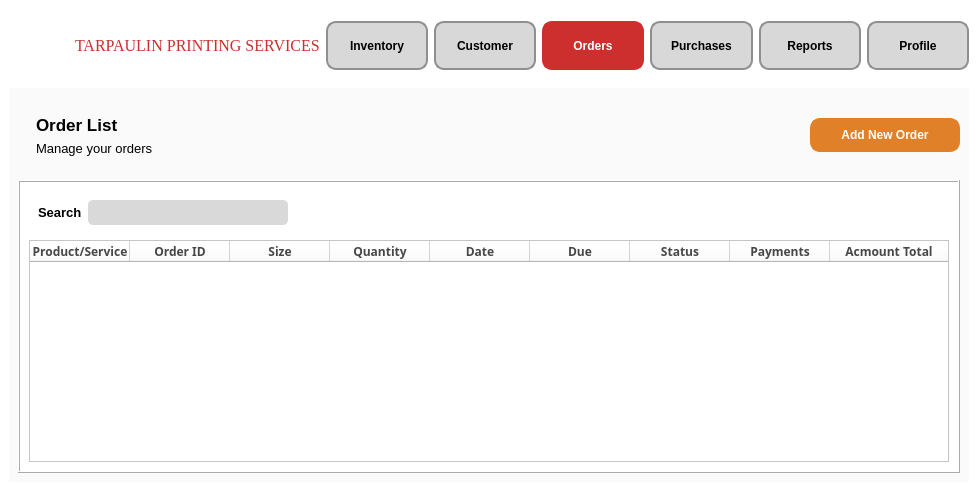
This is Order.ui in CMacan/MCAV-desktop-app as Qt 5 draws it before an edit. The edited form follows.
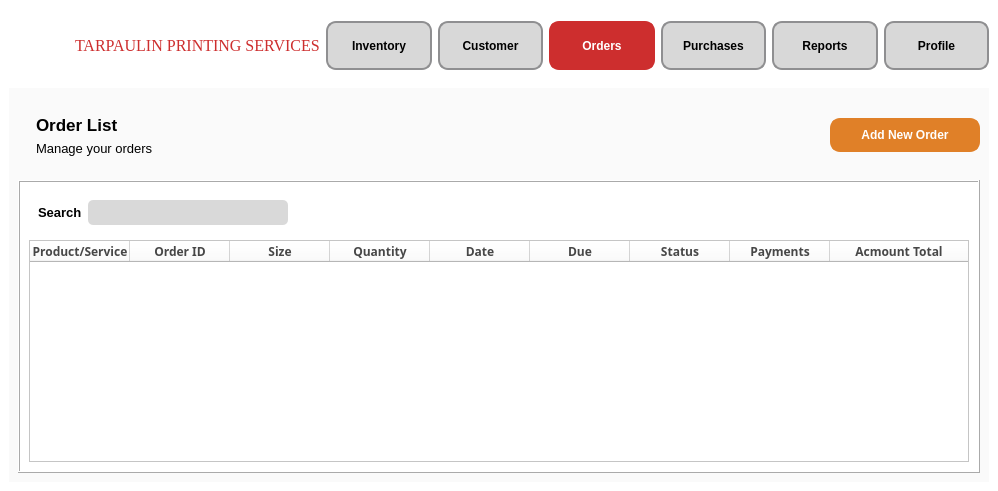
This is the edited form. Icons and pictures are not drawn.

The edit to the form file:
```diff
--- a/Order.ui
+++ b/Order.ui
@@ -6,7 +6,7 @@
    <rect>
     <x>0</x>
     <y>0</y>
-    <width>978</width>
+    <width>998</width>
     <height>491</height>
    </rect>
   </property>
```
Left out of the diff: 4 changed lines with no effect on the pictures.
